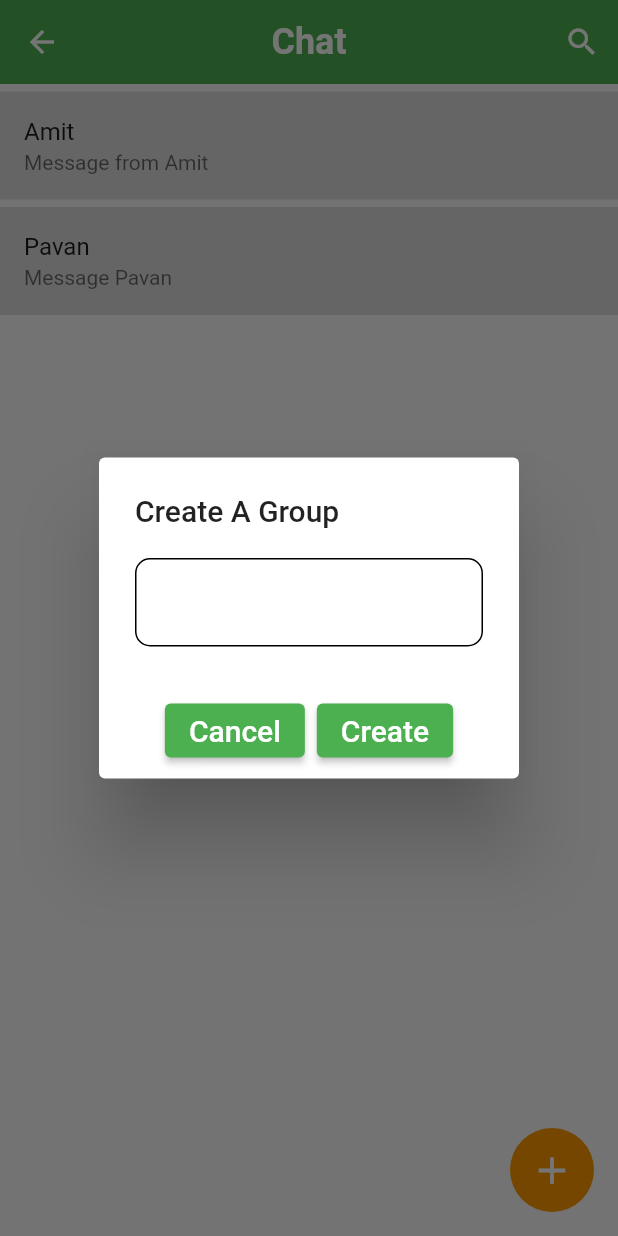
After one commit to Ilham-Syed/Flutter-alumni-portal, a Flutter app: the ChatPage screen opened directly, after a tap on the "add" icon, on a phone screen of 412 x 824 dp. The commit adds this screen. Run offline on Flutter 3.47's test engine with Material 2 defaults, Android fonts, the phone set to English and light mode, and no system bars; our stand-ins replace animated_text_kit, cloud_firestore, firebase_auth, firebase_core, fluttertoast, google_nav_bar; accounts and stored records are empty; network calls fail.

Commit message:
blog and chat added

```diff
--- /dev/null
+++ b/lib/Profile_page_screens/chatPage.dart
@@ -0,0 +1,134 @@
+import 'package:flutter/cupertino.dart';
+import 'package:flutter/material.dart';
+import 'package:flutter_prjcts/reusablewidgets/reusable_widgets.dart';
+
+class ChatPage extends StatefulWidget {
+  const ChatPage({Key? key}) : super(key: key);
+
+  @override
+  State<ChatPage> createState() => _ChatPageState();
+}
+
+class _ChatPageState extends State<ChatPage> {
+  String groupName="Default";
+  @override
+  Widget build(BuildContext context) {
+    return Scaffold(
+      appBar: AppBar(
+        actions: [
+          IconButton(onPressed: (){}, icon: const Icon(Icons.search))
+        ],
+        centerTitle: true,
+/*
+        backgroundColor: Colors.black,
+*/
+        elevation: 0,
+        title: const Text(
+          "Chat",
+          style: TextStyle(fontSize: 24 , fontWeight: FontWeight.bold),
+        ),
+      ),
+      body: Container(
+        width: MediaQuery.of(context).size.width*1,
+        height: MediaQuery.of(context).size.height,
+        child: SingleChildScrollView(
+          child: Column(
+            children:<Widget> [
+              SizedBox(
+                  width: MediaQuery.of(context).size.width,
+                  child: Padding(
+                    padding: EdgeInsets.fromLTRB(0, 5, 0, 0),
+                    child: ListTile(
+                      title: const Text("Amit"),
+                      subtitle: const Text("Message from Amit"),
+                      tileColor: Colors.black12,
+                      onTap: (){
+                        Navigator.push(context, MaterialPageRoute(
+                            builder: (context) => personalChat(context, "Amit")
+                        ));
+                      },
+                    ),
+                  )
+              ),
+              SizedBox(
+                  width: MediaQuery.of(context).size.width,
+                  child: Padding(
+                    padding: EdgeInsets.fromLTRB(0, 5, 0, 0),
+                    child: ListTile(
+                      title: const Text("Pavan"),
+                      subtitle: const Text("Message Pavan"),
+                      tileColor: Colors.black12,
+                      onTap: (){
+                        Navigator.push(context, MaterialPageRoute(
+                            builder: (context) => personalChat(context, "Pavan")
+                        ));
+                      },
+                    ),
+                  )
+              ),
+            ],
+          ),
+        ),
+      ),
+      floatingActionButton: FloatingActionButton(
+        onPressed: (){
+          popUpDialog(context);
+        },
+        elevation: 0,
+        backgroundColor: Colors.orange,
+        child: const Icon(Icons.add , size: 30,),
+      ),
+    );
+  }
+
+  popUpDialog(BuildContext context){
+    showDialog(context: context, builder: (context){
+      return AlertDialog(
+        title: const Text(
+          "Create A Group",
+          textAlign: TextAlign.left,
+        ),
+        content: Column(
+          mainAxisSize: MainAxisSize.min ,
+          children: [
+            TextField(
+              onChanged: (val){
+                setState(() {
+                  groupName = val;
+                });
+              },
+              style: const TextStyle(color: Colors.black),
+              decoration: InputDecoration(
+                enabledBorder: OutlineInputBorder(
+                    borderSide: const BorderSide(
+                      color: Colors.black,),
+                    borderRadius: BorderRadius.circular(10)),
+                focusedBorder: OutlineInputBorder(
+                    borderSide: const BorderSide(
+                      color: Colors.red,),
+                    borderRadius: BorderRadius.circular(10)),
+                errorBorder: OutlineInputBorder(
+                    borderSide: const BorderSide(
+                      color: Colors.blue,),
+                    borderRadius: BorderRadius.circular(10)),
+              ),
+            )
+          ],
+        ),
+        actions: [
+          ElevatedButton(
+            onPressed: (){
+              Navigator.pop(context);
+            },
+            child: const Text("Cancel" ,
+                style: TextStyle(fontSize: 20)),),
+          ElevatedButton(
+              onPressed: (){},
+              child: const Text("Create" ,
+                  style: TextStyle(fontSize: 20)))
+        ],
+        actionsAlignment: MainAxisAlignment.center,
+      );
+    });
+  }
+}
--- a/lib/Profile_page_screens/preferred_domain.dart
+++ b/lib/Profile_page_screens/preferred_domain.dart
@@ -34,6 +34,7 @@ class _preferred_domainState extends State<preferred_domain> {
       drawer: MainDrawer(),
       body: Container(
         padding: const EdgeInsets.all(20),
+        child: SingleChildScrollView(
           child: Column(
             children: <Widget>[
               Container(
@@ -96,6 +97,7 @@ class _preferred_domainState extends State<preferred_domain> {
             ],
           ),
         ),
+      ),
     );
   }
 }
```
Also changed, not shown: lib/Blogs/blog_homepage.dart (added, +123 -0 lines), lib/Blogs/create_blog.dart (added, +91 -0 lines), lib/Profile_page_screens/contact_us.dart (added, +60 -0 lines), lib/reusablewidgets/reusable_widgets.dart (+58 -0 lines), lib/screens/home_screen.dart (+9 -1 lines), lib/screens/maindrawer.dart (+17 -9 lines), lib/screens/profilepage.dart (+7 -3 lines). Lines whose indentation alone changed are shown as unchanged.
